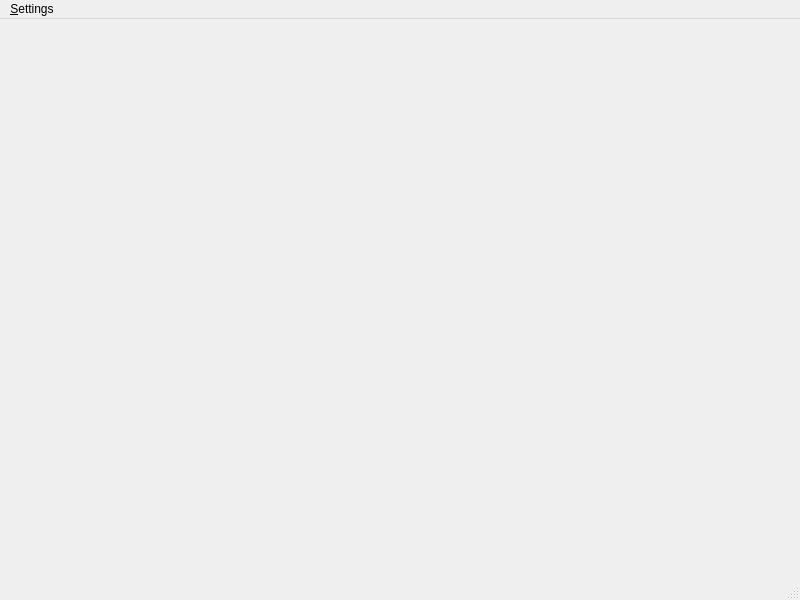
Qt form gui/ui/main.ui (phch/davis-hyperloop) before a commit.
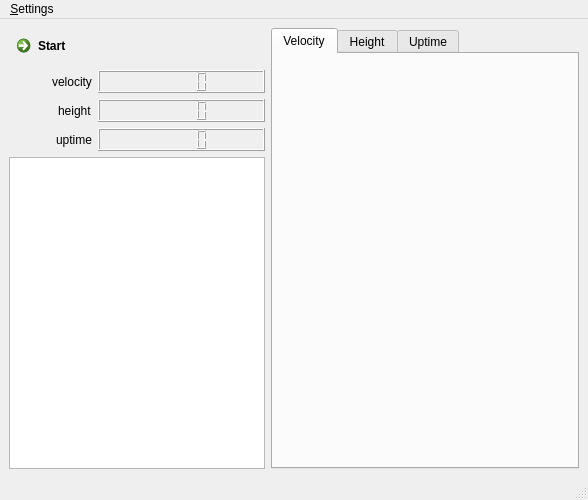
The same form after that commit.

Commit message: Major additions to main UI

```diff
--- a/gui/ui/main.ui
+++ b/gui/ui/main.ui
@@ -6,25 +6,141 @@
    <rect>
     <x>0</x>
     <y>0</y>
-    <width>800</width>
-    <height>600</height>
+    <width>588</width>
+    <height>500</height>
    </rect>
   </property>
   <property name="windowTitle">
    <string>Hyperloop Pod</string>
   </property>
   <widget class="QWidget" name="centralwidget">
-   <layout class="QGridLayout" name="gridLayout"/>
-   <zorder>verticalLayoutWidget</zorder>
-   <zorder>portLineEdit</zorder>
-   <zorder>verticalLayoutWidget</zorder>
+   <layout class="QGridLayout" name="gridLayout_2">
+    <item row="2" column="0">
+     <layout class="QVBoxLayout" name="verticalLayout">
+      <item>
+       <widget class="QCommandLinkButton" name="startButton">
+        <property name="sizePolicy">
+         <sizepolicy hsizetype="Expanding" vsizetype="Preferred">
+          <horstretch>0</horstretch>
+          <verstretch>0</verstretch>
+         </sizepolicy>
+        </property>
+        <property name="text">
+         <string>Start</string>
+        </property>
+       </widget>
+      </item>
+      <item>
+       <layout class="QGridLayout" name="gridLayout">
+        <item row="2" column="0" alignment="Qt::AlignRight">
+         <widget class="QLabel" name="uptimeLabel">
+          <property name="text">
+           <string>uptime</string>
+          </property>
+         </widget>
+        </item>
+        <item row="1" column="1" colspan="2">
+         <widget class="QLCDNumber" name="heightLCD">
+          <property name="sizePolicy">
+           <sizepolicy hsizetype="Expanding" vsizetype="Minimum">
+            <horstretch>0</horstretch>
+            <verstretch>0</verstretch>
+           </sizepolicy>
+          </property>
+         </widget>
+        </item>
+        <item row="0" column="0" alignment="Qt::AlignRight">
+         <widget class="QLabel" name="velocityLabel">
+          <property name="text">
+           <string>velocity</string>
+          </property>
+         </widget>
+        </item>
+        <item row="1" column="0" alignment="Qt::AlignRight">
+         <widget class="QLabel" name="heightLabel">
+          <property name="text">
+           <string>height</string>
+          </property>
+         </widget>
+        </item>
+        <item row="0" column="1" colspan="2">
+         <widget class="QLCDNumber" name="velocityLCD">
+          <property name="sizePolicy">
+           <sizepolicy hsizetype="Expanding" vsizetype="Minimum">
+            <horstretch>0</horstretch>
+            <verstretch>0</verstretch>
+           </sizepolicy>
+          </property>
+         </widget>
+        </item>
+        <item row="2" column="1" colspan="2">
+         <widget class="QLCDNumber" name="uptimeLCD">
+          <property name="sizePolicy">
+           <sizepolicy hsizetype="Expanding" vsizetype="Minimum">
+            <horstretch>0</horstretch>
+            <verstretch>0</verstretch>
+           </sizepolicy>
+          </property>
+         </widget>
+        </item>
+       </layout>
+      </item>
+      <item>
+       <widget class="QTextBrowser" name="networkLog">
+        <property name="sizePolicy">
+         <sizepolicy hsizetype="Expanding" vsizetype="Expanding">
+          <horstretch>0</horstretch>
+          <verstretch>0</verstretch>
+         </sizepolicy>
+        </property>
+        <property name="html">
+         <string>&lt;!DOCTYPE HTML PUBLIC &quot;-//W3C//DTD HTML 4.0//EN&quot; &quot;http://www.w3.org/TR/REC-html40/strict.dtd&quot;&gt;
+&lt;html&gt;&lt;head&gt;&lt;meta name=&quot;qrichtext&quot; content=&quot;1&quot; /&gt;&lt;style type=&quot;text/css&quot;&gt;
+p, li { white-space: pre-wrap; }
+&lt;/style&gt;&lt;/head&gt;&lt;body style=&quot; font-family:'Sans Serif'; font-size:10pt; font-weight:400; font-style:normal;&quot;&gt;
+&lt;p style=&quot;-qt-paragraph-type:empty; margin-top:0px; margin-bottom:0px; margin-left:0px; margin-right:0px; -qt-block-indent:0; text-indent:0px;&quot;&gt;&lt;br /&gt;&lt;/p&gt;&lt;/body&gt;&lt;/html&gt;</string>
+        </property>
+       </widget>
+      </item>
+     </layout>
+    </item>
+    <item row="2" column="1">
+     <widget class="QTabWidget" name="tabWidget">
+      <property name="sizePolicy">
+       <sizepolicy hsizetype="Expanding" vsizetype="Expanding">
+        <horstretch>1</horstretch>
+        <verstretch>0</verstretch>
+       </sizepolicy>
+      </property>
+      <property name="currentIndex">
+       <number>0</number>
+      </property>
+      <widget class="QWidget" name="velocityTab">
+       <attribute name="title">
+        <string>Velocity</string>
+       </attribute>
+       <zorder>networkLog</zorder>
+      </widget>
+      <widget class="QWidget" name="heightTab">
+       <attribute name="title">
+        <string>Height</string>
+       </attribute>
+      </widget>
+      <widget class="QWidget" name="uptimeTab">
+       <attribute name="title">
+        <string>Uptime</string>
+       </attribute>
+      </widget>
+     </widget>
+    </item>
+   </layout>
   </widget>
   <widget class="QMenuBar" name="menubar">
    <property name="geometry">
     <rect>
      <x>0</x>
      <y>0</y>
-     <width>800</width>
+     <width>588</width>
      <height>20</height>
     </rect>
    </property>
```
The commit also changes 2 other files.
